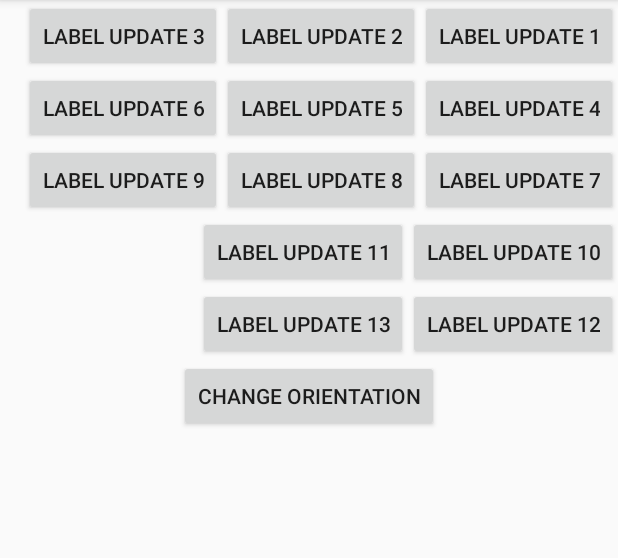
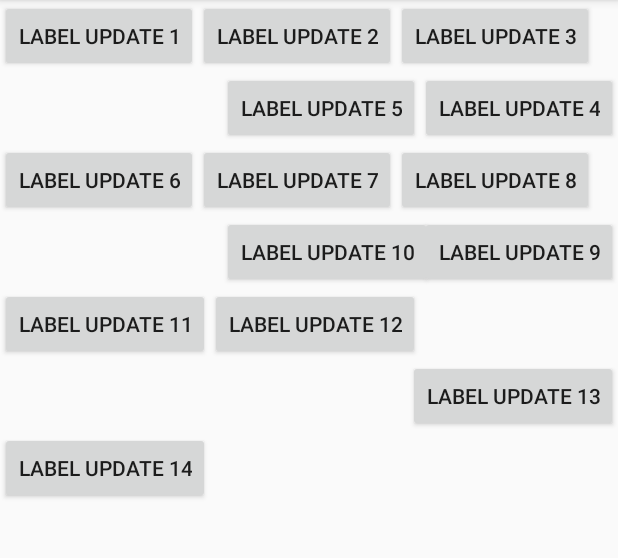
Before and after one commit to dinzdale/SnakeLayout, an Android app: the screen it shows after launch (MainActivity), on a phone screen of 412 x 824 dp, the part 84-642 px from its top. Run offline under Robolectric (Android 15) with nearby library versions, the phone set to English and light mode, and no system bars; our stand-ins replace data binding; 21 statements that could not run were skipped.

Commit message:
Add left to right snaking

```diff
--- a/app/src/main/java/com/snakelayout/gary_jacobs/infragisiticstasksnakelayout/MainActivity.java
+++ b/app/src/main/java/com/snakelayout/gary_jacobs/infragisiticstasksnakelayout/MainActivity.java
@@ -23,13 +23,13 @@ public class MainActivity extends AppCompatActivity {
         buttonModelView = new ButtonModelView();
         binding.setButtonVM(buttonModelView);
         snakeLayout = (SnakeLayout) findViewById(R.id.snake_layout);
-        orientation_btn = (Button) findViewById(R.id.orientation_btn);
-        orientation_btn.setOnClickListener(new View.OnClickListener() {
-            @Override
-            public void onClick(View v) {
-                snakeLayout.toggleOrientaton();
-            }
-        });
+//        orientation_btn = (Button) findViewById(R.id.orientation_btn);
+//        orientation_btn.setOnClickListener(new View.OnClickListener() {
+//            @Override
+//            public void onClick(View v) {
+//                snakeLayout.toggleOrientaton();
+//            }
+//        });
     }
 
     @Override
--- a/app/src/main/java/com/snakelayout/gary_jacobs/infragisiticstasksnakelayout/SnakeLayout.java
+++ b/app/src/main/java/com/snakelayout/gary_jacobs/infragisiticstasksnakelayout/SnakeLayout.java
@@ -48,7 +48,7 @@ public class SnakeLayout extends ViewGroup {
         Point deviceDimensions = new Point();
         display.getSize(deviceDimensions);
         deviceWidth = deviceDimensions.x;
-        setOrientation(Orientation.WRAP_RIGHT_TO_LEFT);
+        setOrientation(Orientation.WRAP_LEFT_TO_RIGHT);
     }
 
 
@@ -74,7 +74,7 @@ public class SnakeLayout extends ViewGroup {
     protected void onLayout(boolean changed, int l, int t, int r, int b) {
         switch (getOrientation()) {
             case WRAP_LEFT_TO_RIGHT:
-                layoutForLeftRight(changed, l, t, r, b);
+                layoutForLeftRightSnake(changed, l, t, r, b);
                 break;
             case WRAP_RIGHT_TO_LEFT:
                 layoutForRightLeft(changed, l, t, r, b);
@@ -123,7 +123,9 @@ public class SnakeLayout extends ViewGroup {
             curLeft += curWidth;
         }
     }
+
     private void layoutForLeftRightSnake(boolean changed, int l, int t, int r, int b) {
+        boolean leftToRight = true;
         final int count = getChildCount();
         int curWidth, curHeight, curLeft, curTop, maxHeight;
 
@@ -151,17 +153,31 @@ public class SnakeLayout extends ViewGroup {
             curWidth = child.getMeasuredWidth();
             curHeight = child.getMeasuredHeight();
             //wrap is reach to the end
-            if (curLeft + curWidth >= childRight) {
-                curLeft = childLeft;
-                curTop += maxHeight;
-                maxHeight = 0;
+            if (leftToRight) {
+                if (curLeft + curWidth >= childRight) {
+                    curLeft = childRight - curWidth;
+                    curTop += maxHeight;
+                    maxHeight = 0;
+                    leftToRight = false;
+                }
+            } else {
+                if (curLeft - curWidth < childLeft) {
+                    curLeft = childLeft;
+                    curTop += maxHeight;
+                    maxHeight = 0;
+                    leftToRight = true;
+                }
             }
             //do the layout
             child.layout(curLeft, curTop, curLeft + curWidth, curTop + curHeight);
             //store the max height
             if (maxHeight < curHeight)
                 maxHeight = curHeight;
-            curLeft += curWidth;
+            if (leftToRight) {
+                curLeft += curWidth;
+            } else {
+                curLeft -= curWidth;
+            }
         }
     }
 
--- a/app/src/main/res/layout/activity_main.xml
+++ b/app/src/main/res/layout/activity_main.xml
@@ -9,20 +9,20 @@
 
     </data>
 
-    <LinearLayout
-        android:layout_width="match_parent"
-        android:layout_height="match_parent"
-        android:orientation="vertical">
+    <!--<LinearLayout-->
+        <!--android:layout_width="match_parent"-->
+        <!--android:layout_height="match_parent"-->
+        <!--android:orientation="vertical">-->
 
-        <ScrollView
-            android:layout_width="wrap_content"
-            android:layout_height="wrap_content"
-            android:layout_gravity="center">
+        <!--<ScrollView-->
+            <!--android:layout_width="match_parent"-->
+            <!--android:layout_height="match_parent"-->
+            <!--android:layout_gravity="center">-->
 
             <com.snakelayout.gary_jacobs.infragisiticstasksnakelayout.SnakeLayout
                 android:id="@+id/snake_layout"
                 android:layout_width="match_parent"
-                android:layout_height="wrap_content">
+                android:layout_height="match_parent">
 
                 <Button
                     android:layout_width="wrap_content"
@@ -116,14 +116,15 @@
                     android:text="@{buttonVM.buttonLabelList[13]}" />
 
             </com.snakelayout.gary_jacobs.infragisiticstasksnakelayout.SnakeLayout>
-        </ScrollView>
+        <!--</ScrollView>-->
 
-        <Button
-            android:id="@+id/orientation_btn"
-            android:layout_width="wrap_content"
-            android:layout_height="wrap_content"
-            android:layout_gravity="center"
-            android:text="change orientation" />
+        <!--<Button-->
+            <!--android:id="@+id/orientation_btn"-->
+            <!--android:layout_width="wrap_content"-->
+            <!--android:layout_height="wrap_content"-->
+            <!--android:layout_gravity="center"-->
+            <!--android:text="change orientation"-->
+            <!--android:visibility="gone"/>-->
 
-    </LinearLayout>
+    <!--</LinearLayout>-->
 </layout>
```
